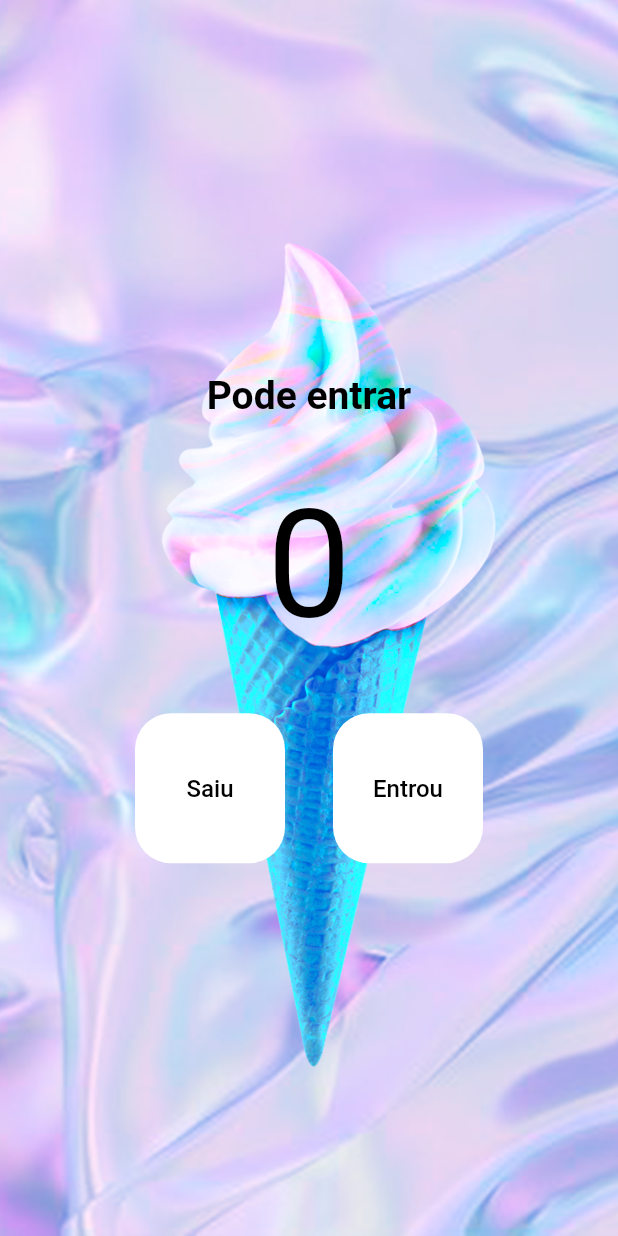
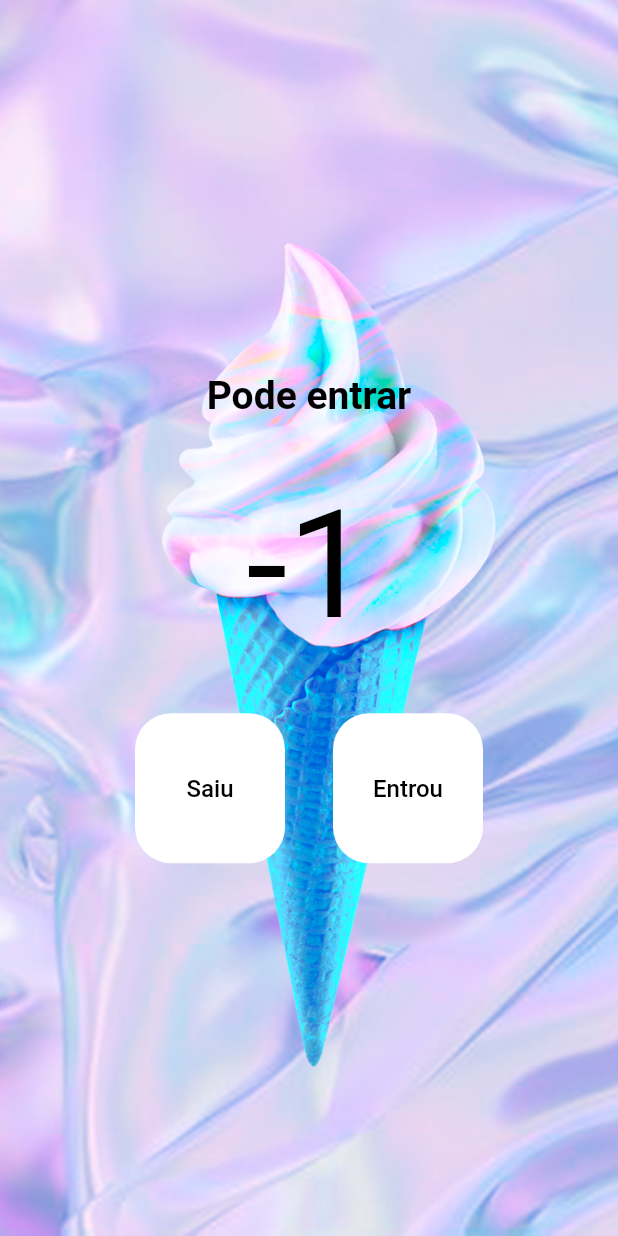
Before and after one commit to leandro-senno/cont_people, a Flutter app: the screen it shows after launch, after a tap on "Saiu", on a phone screen of 412 x 824 dp. Run offline on Flutter 3.47's test engine with Material 2 defaults, Android fonts, the phone set to English and light mode, and no system bars.

Commit message:
Auteraçã de estado

```diff
--- a/lib/screens/home_screen.dart
+++ b/lib/screens/home_screen.dart
@@ -1,14 +1,26 @@
 import 'package:flutter/material.dart';
 
-class HomeScreen extends StatelessWidget {
-  const HomeScreen({Key? key}) : super(key: key);
+class HomeScreen extends StatefulWidget {
+  const HomeScreen({ Key? key }) : super(key: key);
+
+  @override
+  _HomeScreenState createState() => _HomeScreenState();
+}
+
+class _HomeScreenState extends State<HomeScreen> {
+
+  int count = 0;
 
   void decrement() {
-    print("Decrement");
+    setState(() {
+      count--;
+    });
   }
 
   void increment() {
-    print("Increment");
+    setState(() {
+      count++;
+    });
   }
 
   @override
@@ -33,11 +45,11 @@ class HomeScreen extends StatelessWidget {
                 fontWeight: FontWeight.w700,
               ),
             ),
-            const Padding(
-              padding: EdgeInsets.all(40),
+             Padding(
+              padding: const EdgeInsets.all(40),
               child: Text(
-                "0",
-                style: TextStyle(
+                count.toString(),
+                style: const TextStyle(
                   fontSize: 100,
                   color: Colors.black,
                 ),
```
